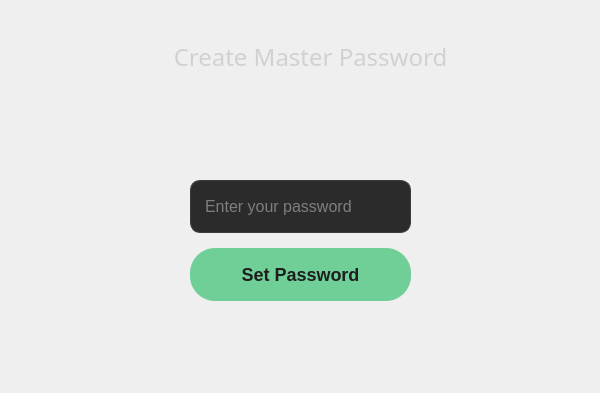
Above: forms/dialoglogin.ui from minnesangg/Cerberus before the change. Below: the same form after it.
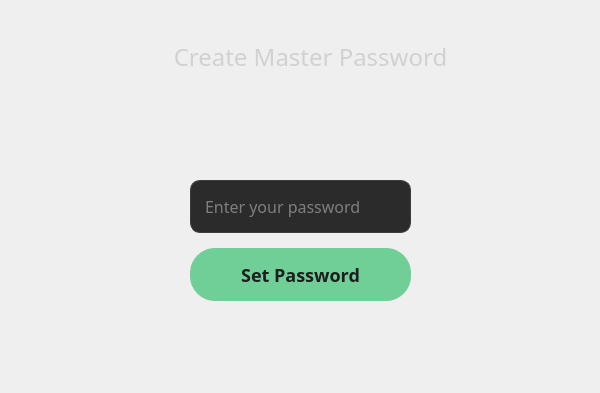
That is the form after the change.

Commit message: updated manage-page added show-passwords widgets

```diff
--- a/forms/dialoglogin.ui
+++ b/forms/dialoglogin.ui
@@ -316,6 +316,12 @@
           <verstretch>1</verstretch>
          </sizepolicy>
         </property>
+        <property name="font">
+         <font>
+          <family>Gill Sans MT</family>
+          <pointsize>-1</pointsize>
+         </font>
+        </property>
         <property name="styleSheet">
          <string notr="true">QLineEdit {
     background-color: #2b2b2b; 
@@ -349,6 +355,16 @@
           <verstretch>1</verstretch>
          </sizepolicy>
         </property>
+        <property name="font">
+         <font>
+          <family>Gill Sans MT</family>
+          <pointsize>-1</pointsize>
+          <bold>true</bold>
+         </font>
+        </property>
+        <property name="cursor">
+         <cursorShape>PointingHandCursor</cursorShape>
+        </property>
         <property name="styleSheet">
          <string notr="true">QPushButton {
     background-color: #6fcf97; 
```
Left out of the diff: 2 changed lines with no effect on the pictures. The commit also changes 3 other files.
